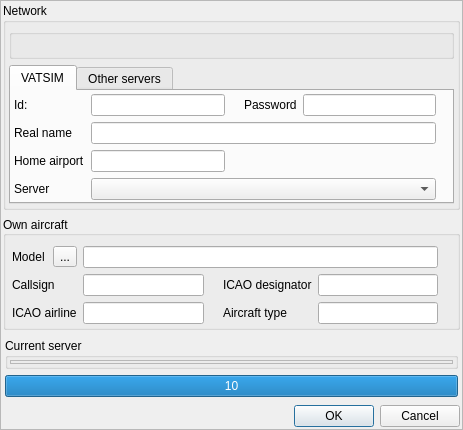
Before: the Qt Designer form src/blackgui/components/logincomponent.ui in swift-project/pilotclient, drawn with Qt 5.
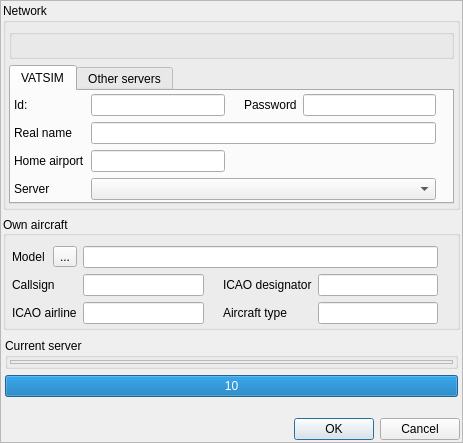
After: the same form once the commit is applied. Icons and pictures are not drawn. Custom widgets are drawn as their Qt base class.

```diff
--- a/src/blackgui/components/logincomponent.ui
+++ b/src/blackgui/components/logincomponent.ui
@@ -7,7 +7,7 @@
     <x>0</x>
     <y>0</y>
     <width>463</width>
-    <height>412</height>
+    <height>443</height>
    </rect>
   </property>
   <property name="minimumSize">
```
Left out of the diff: 8 changed lines with no effect on the pictures.
